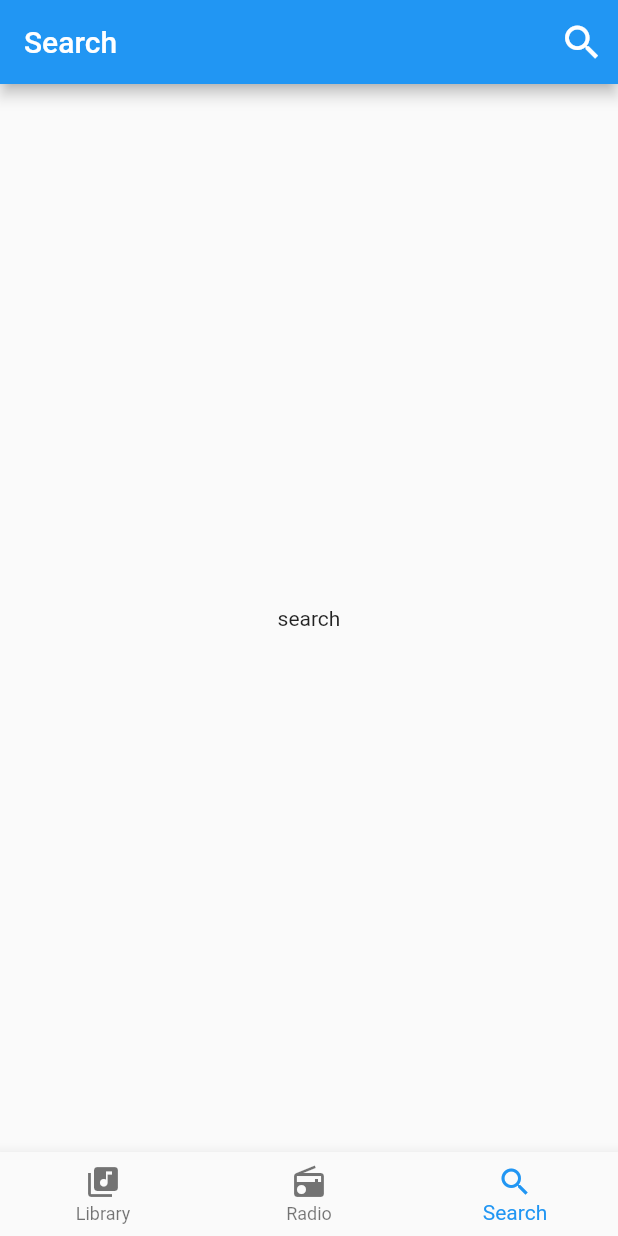
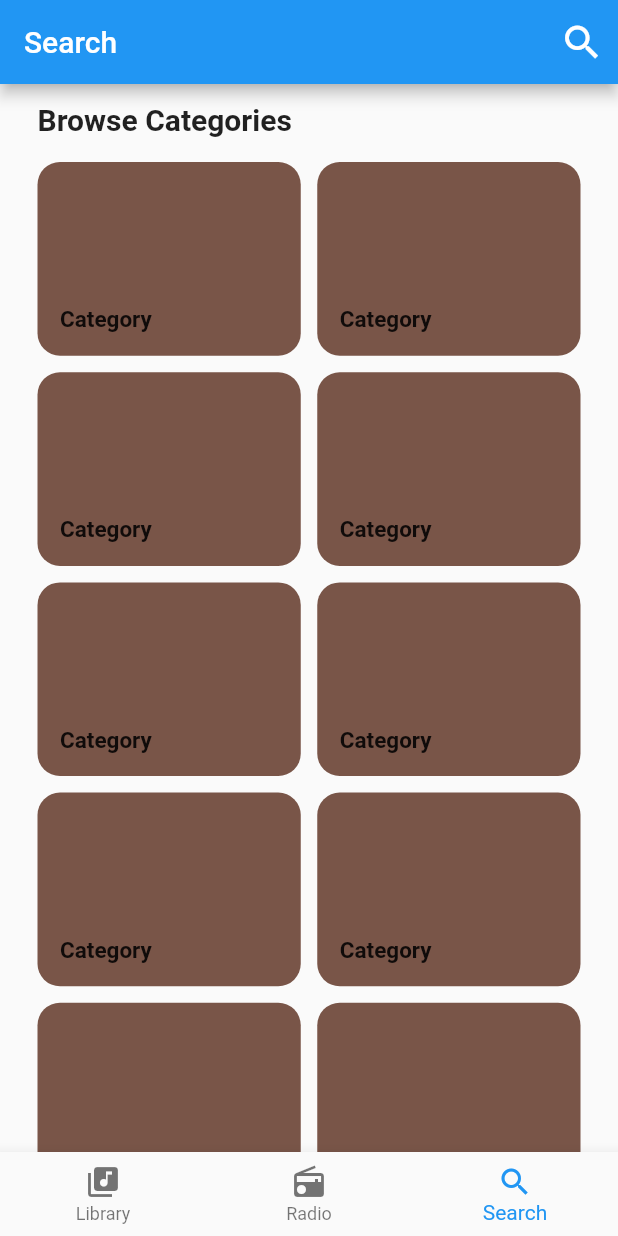
Before and after one commit to kalokcheung14/simple_apple_music, a Flutter app: the screen it shows after launch, item 3 of the bottom bar chosen, on a phone screen of 412 x 824 dp. Run offline on Flutter 3.47's test engine with Material 2 defaults, Android fonts, the phone set to English and light mode, and no system bars; our stand-ins replace cached_network_image, easy_debounce; missing offline and left inert: flutter_menu_list; network calls fail; statements that could not run were skipped.

Commit message:
Feat: Create category list sample

```diff
--- /dev/null
+++ b/lib/category_list.dart
@@ -0,0 +1,58 @@
+import 'package:flutter/material.dart';
+import 'dart:math';
+
+class CategoryList extends StatelessWidget {
+  const CategoryList({Key? key}) : super(key: key);
+
+  @override
+  Widget build(BuildContext context) {
+    return SingleChildScrollView(child: Column(
+      children: [
+        Container(
+          padding: const EdgeInsets.only(left: 25.0, top: 12.0, bottom: 12.0, right: 8.0),
+          alignment: Alignment.centerLeft,
+          child: const Text(
+            'Browse Categories',
+            style: TextStyle(fontSize: 20.0, fontWeight: FontWeight.bold),)
+        ),
+        Container(
+          child: GridView.count(
+            childAspectRatio: 10/7.5,
+            padding: const EdgeInsets.only(left: 20, right: 20),
+            physics: const NeverScrollableScrollPhysics(),
+            crossAxisCount: 2,
+            crossAxisSpacing: 1.0,
+            mainAxisSpacing: 1.0,
+            shrinkWrap: true,
+            children: List.generate(20, (index) {
+              // Generate random color for category tiles
+              Color randomColor = Colors.primaries[Random().nextInt(Colors.primaries.length)];
+
+              return Padding(
+                padding: const EdgeInsets.all(5.0),
+                child: GridTile(
+                  child: Container(
+                    decoration: BoxDecoration(
+                      color: randomColor,
+                      borderRadius: BorderRadius.circular(15)
+                    ),
+                  ),
+                  footer: Container(
+                    padding: const EdgeInsets.all(15.0),
+                    child: const Text(
+                        'Category',
+                        style: TextStyle(
+                          fontSize: 15,
+                          fontWeight: FontWeight.bold,
+                        ),
+                    ),
+                  ),
+                ),
+              );
+            },),
+          ),
+        ),
+      ],
+    ));
+  }
+}
--- a/lib/search_tab.dart
+++ b/lib/search_tab.dart
@@ -4,6 +4,7 @@ import 'models/itunes_result.dart';
 import 'models/store_content.dart';
 import 'package:cached_network_image/cached_network_image.dart';
 import 'package:easy_debounce/easy_debounce.dart';
+import 'package:simple_apple_music/category_list.dart';
 
 class SearchTab extends StatefulWidget {
   const SearchTab({Key? key}) : super (key: key);
@@ -15,8 +16,9 @@ class SearchTab extends StatefulWidget {
 class _SearchTabState extends State<SearchTab> {
   static const TITLE = Text('Search');
   static const SEARCH_ICON = Icon(Icons.search);
+  static const CAT_LIST = CategoryList();
 
-  Widget body = const Text('search');
+  Widget body = CAT_LIST;
   Icon appBarIcon = SEARCH_ICON;
   Widget title = TITLE;
 
@@ -113,6 +115,7 @@ class _SearchTabState extends State<SearchTab> {
           ),
           Expanded(
             child: TextField(
+              autofocus: true,
               cursorColor: Colors.white,
               decoration: const InputDecoration(
                 hintText: 'Artists, Songs Lyrics and More',
@@ -148,7 +151,7 @@ class _SearchTabState extends State<SearchTab> {
         // Remove UI for searching if cancel icon is clicked
         appBarIcon = SEARCH_ICON;
         title = TITLE;
-        body = const Text('search');
+        body = CAT_LIST;
       }
     });
   }
```
Lines whose indentation alone changed are shown as unchanged.
